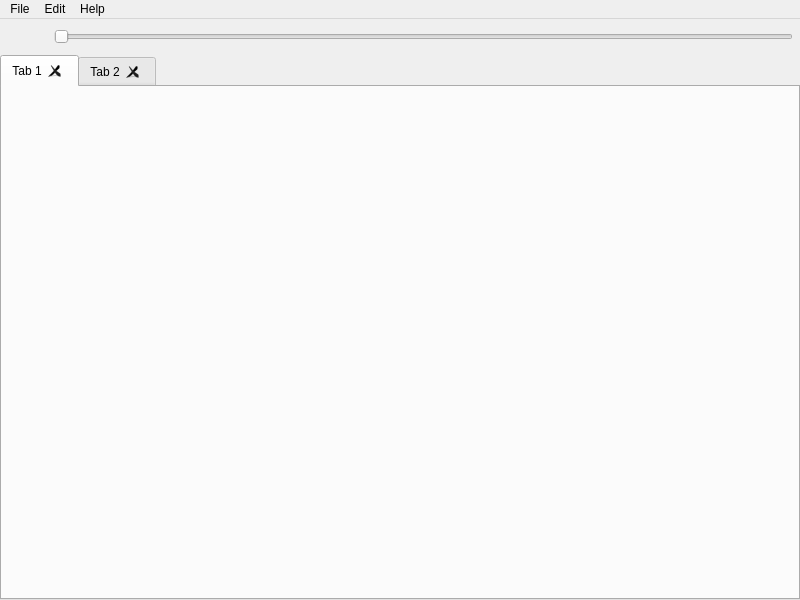
Above: forms/main_window.ui from DinoZAR/Waves before the change. Below: the same form after it.
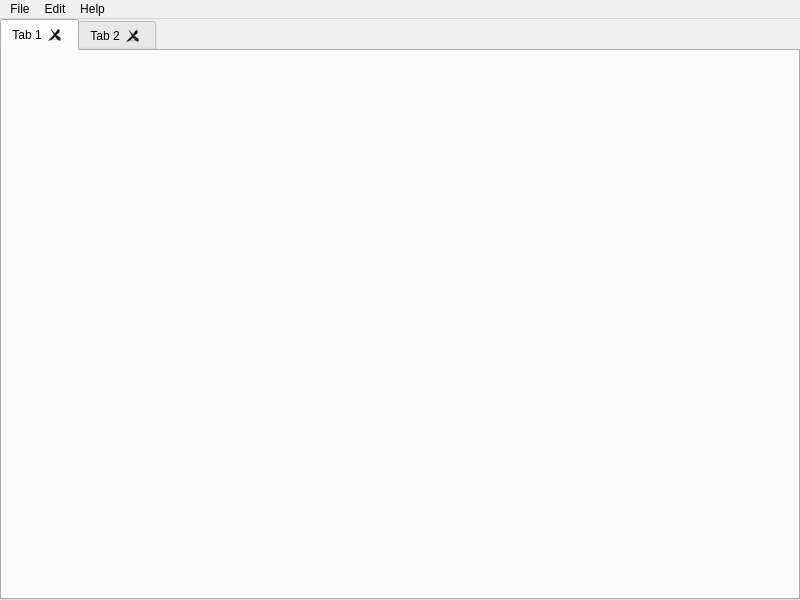
That is the form after the change. Icons and pictures are not drawn.

Patch:
```diff
--- a/forms/main_window.ui
+++ b/forms/main_window.ui
@@ -24,46 +24,6 @@
     <property name="margin">
      <number>0</number>
     </property>
-    <item>
-     <layout class="QHBoxLayout" name="horizontalLayout">
-      <property name="spacing">
-       <number>7</number>
-      </property>
-      <property name="margin">
-       <number>7</number>
-      </property>
-      <item>
-       <widget class="QPushButton" name="pushButton">
-        <property name="text">
-         <string/>
-        </property>
-        <property name="icon">
-         <iconset resource="resource.qrc">
-          <normaloff>:/icons/Media-Play-48.png</normaloff>:/icons/Media-Play-48.png</iconset>
-        </property>
-        <property name="iconSize">
-         <size>
-          <width>32</width>
-          <height>32</height>
-         </size>
-        </property>
-        <property name="flat">
-         <bool>true</bool>
-        </property>
-       </widget>
-      </item>
-      <item>
-       <widget class="QSlider" name="horizontalSlider">
-        <property name="styleSheet">
-         <string notr="true"/>
-        </property>
-        <property name="orientation">
-         <enum>Qt::Horizontal</enum>
-        </property>
-       </widget>
-      </item>
-     </layout>
-    </item>
     <item>
      <widget class="QTabWidget" name="tabWidget">
       <property name="styleSheet">
```
Left out of the diff: 23 changed lines with no effect on the pictures.
